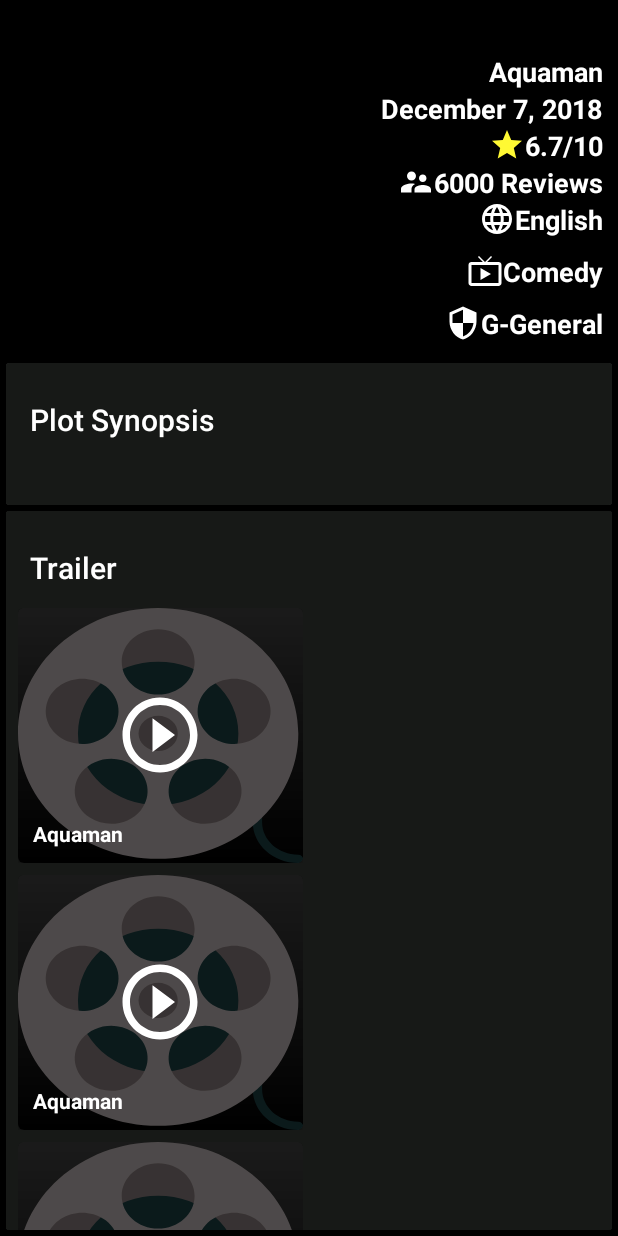
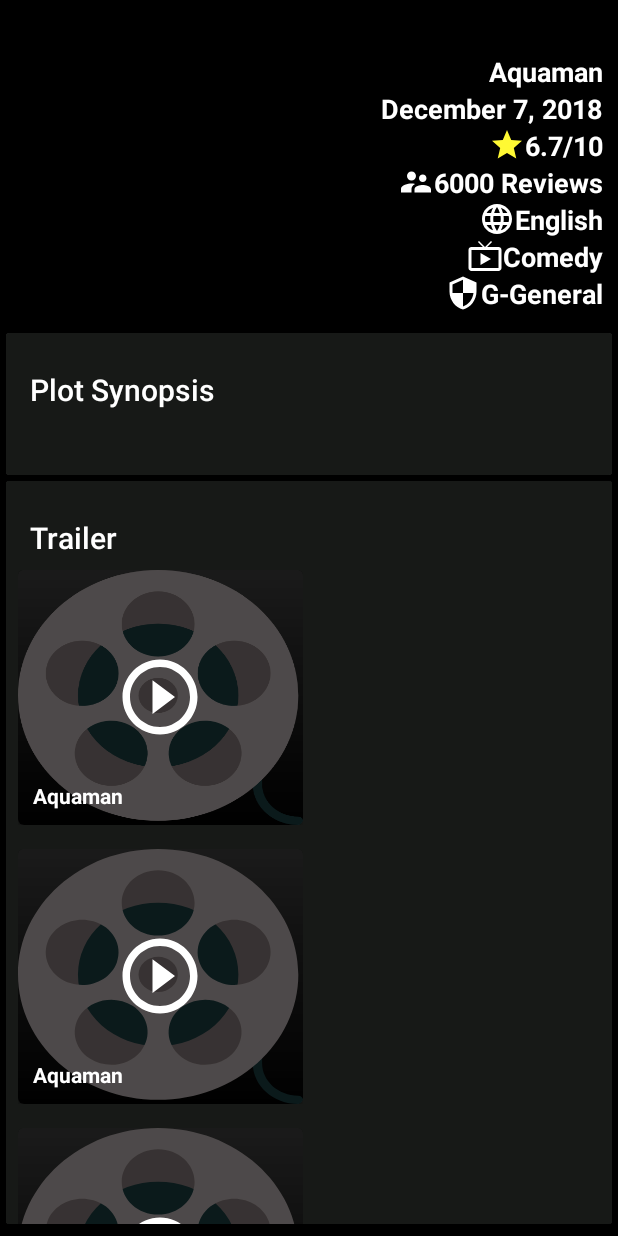
Before and after one commit to LeBelleAmi/Beam, an Android app: the layout more_details.xml on its own in the app's theme, with its tools: preview values and no code run, on a phone screen of 412 x 824 dp. Run offline under Robolectric (Android 15) with nearby library versions, the phone set to English and light mode, and no system bars.

Commit message:
Added Movie Genres and Trailer Images

```diff
--- a/app/src/main/java/lebelleami/com/beam/Model/MovieData.java
+++ b/app/src/main/java/lebelleami/com/beam/Model/MovieData.java
@@ -24,7 +24,7 @@ public class MovieData {
 
     public MovieData(Integer vote_count, Integer id, Boolean video, Double vote_average,
                      String title, Double popularity, String poster_path, String original_language, String original_title,
-                     List<Integer> genre_ids, String backdrop_path, Boolean adult, String overview, String release_sate,
+                     List<Integer> genre_ids, String backdrop_path, Boolean adult, String overview, String release_date,
                      Map<String, Object> additionalProperties) {
         this.vote_count = vote_count;
         this.id = id;
--- a/app/src/main/java/lebelleami/com/beam/Utils/Url.java
+++ b/app/src/main/java/lebelleami/com/beam/Utils/Url.java
@@ -35,4 +35,8 @@ public class Url {
         return "https://image.tmdb.org/t/p/h632/" + posterPath;
     }
 
+    public static String youtubeThumbnailUrl(String trailerKey) {
+        return "https://img.youtube.com/vi/%s/0.jpg" + trailerKey;
+    }
+
 }
--- a/app/src/main/java/lebelleami/com/beam/View/MovieAdapter.java
+++ b/app/src/main/java/lebelleami/com/beam/View/MovieAdapter.java
@@ -14,6 +14,7 @@ import android.widget.LinearLayout;
 import android.widget.RelativeLayout;
 import android.widget.TextView;
 import com.bumptech.glide.Glide;
+
 import java.util.List;
 
 import lebelleami.com.beam.Utils.Url;
@@ -89,6 +90,8 @@ public class MovieAdapter extends RecyclerView.Adapter<MovieAdapter.MovieViewHol
                 context.startActivity(intent);
             }
         });
+
+
     }
 
 
@@ -100,6 +103,7 @@ public class MovieAdapter extends RecyclerView.Adapter<MovieAdapter.MovieViewHol
             return movieDataList.size();
         }
     }
+
 
 
     public class MovieViewHolder extends RecyclerView.ViewHolder {
@@ -120,8 +124,8 @@ public class MovieAdapter extends RecyclerView.Adapter<MovieAdapter.MovieViewHol
             movieYear = itemView.findViewById(R.id.movie_year);
             movieTitle = itemView.findViewById(R.id.movie_title);
             movieRating = itemView.findViewById(R.id.movie_rating);
+        }
 
-        }
 
     }
 }
--- a/app/src/main/res/layout/activity_movie_details.xml
+++ b/app/src/main/res/layout/activity_movie_details.xml
@@ -94,7 +94,7 @@
         android:layout_width="wrap_content"
         app:layout_anchor="@id/appbar"
         app:layout_anchorGravity="bottom|right|end"
-        android:src="@drawable/ic_favorite_border"
+        app:srcCompat="@drawable/ic_favorite_border"
         android:layout_margin="@dimen/fab_margin"
         android:clickable="true" />
 
--- a/app/src/main/res/layout/cast_list_item.xml
+++ b/app/src/main/res/layout/cast_list_item.xml
@@ -32,7 +32,7 @@
                 android:layout_weight="1"
                 android:scaleType="fitXY"
                 android:background="?attr/selectableItemBackgroundBorderless"
-                android:src="@drawable/ic_profile" />
+                app:srcCompat="@drawable/ic_profile" />
 
             <LinearLayout
                 android:id="@+id/cast_detail_container"
--- a/app/src/main/res/layout/more_details.xml
+++ b/app/src/main/res/layout/more_details.xml
@@ -70,7 +70,6 @@
         android:textStyle="bold"
         android:layout_marginEnd="10dp"
         android:layout_marginStart="10dp"
-        android:layout_marginBottom="10dp"
         android:layout_gravity="end"
         android:textColor="@android:color/white"
         android:textAppearance="?android:textAppearanceMedium"
@@ -85,11 +84,10 @@
         android:textStyle="bold"
         android:layout_marginEnd="10dp"
         android:layout_marginStart="10dp"
-        android:layout_marginBottom="10dp"
         android:layout_gravity="end"
         android:textColor="@android:color/white"
         android:textAppearance="?android:textAppearanceMedium"
-        android:text="Comedy" />
+        tools:text="Comedy" />
 
     <TextView
         android:id="@+id/rated"
@@ -135,12 +133,12 @@
         <android.support.v7.widget.CardView
             android:layout_width="match_parent"
             android:layout_height="wrap_content"
-            android:layout_marginBottom="@dimen/card_margin"
+            android:layout_marginBottom="8dp"
             android:layout_marginLeft="@dimen/card_margin"
             android:layout_marginRight="@dimen/card_margin">
             <LinearLayout
                 android:layout_width="match_parent"
-                android:layout_height="match_parent"
+                android:layout_height="wrap_content"
                 android:orientation="vertical"
                 android:background="@color/colorBackgroundTwo">
 
@@ -151,13 +149,12 @@
                     android:background="@color/colorBackgroundTwo"
                     android:paddingLeft="16dp"
                     android:paddingRight="16dp"
-                    android:paddingBottom="5dp"
                     android:paddingTop="24dp"
                     android:textAppearance="@style/TextAppearance.AppCompat.Title" />
                 <LinearLayout
                     style="@style/Widget.CardContentTwo"
                     android:layout_width="match_parent"
-                    android:layout_height="match_parent">
+                    android:layout_height="wrap_content">
 
                     <android.support.v7.widget.RecyclerView
                         android:id="@+id/trailer_list_view"
--- a/app/src/main/res/layout/trailer_list_item.xml
+++ b/app/src/main/res/layout/trailer_list_item.xml
@@ -6,6 +6,7 @@
     android:layout_height="wrap_content"
     android:adjustViewBounds="true"
     android:layout_marginTop="8dp"
+    android:layout_marginBottom="8dp"
     android:layout_marginRight="5dp"
     android:layout_marginEnd="5dp"
     android:layout_marginLeft="8dp"
@@ -30,7 +31,7 @@
             android:layout_width="match_parent"
             android:layout_height="match_parent"
             android:scaleType="fitXY"
-            android:src="@drawable/ic_film_reel"
+            app:srcCompat="@drawable/ic_film_reel"
             android:background="@drawable/fading_background"/>
 
 
@@ -45,7 +46,7 @@
             android:id="@+id/movie_play"
             android:layout_width="wrap_content"
             android:layout_height="wrap_content"
-            android:src="@drawable/ic_play"
+            app:srcCompat="@drawable/ic_play"
             android:layout_centerInParent="true"
             android:background="?attr/selectableItemBackgroundBorderless" />
 
```
Also changed, not shown: app/src/main/java/lebelleami/com/beam/Controller/MovieDetails.java (+17 -3 lines), app/src/main/java/lebelleami/com/beam/View/TrailerAdapter.java (+9 -0 lines).
